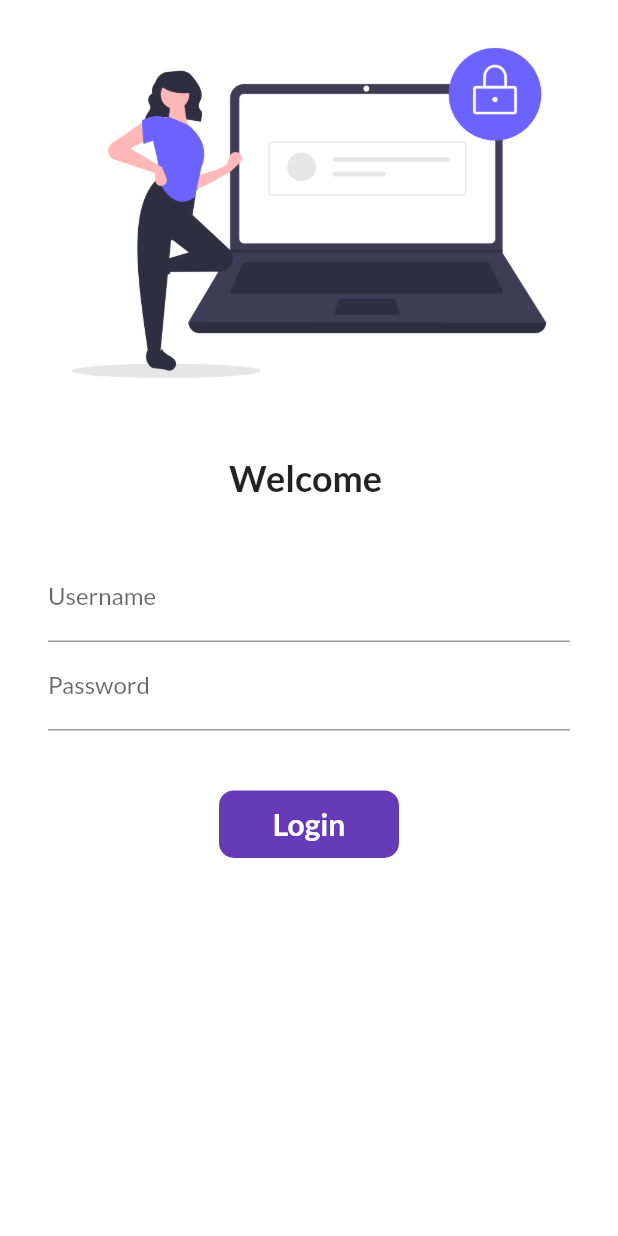
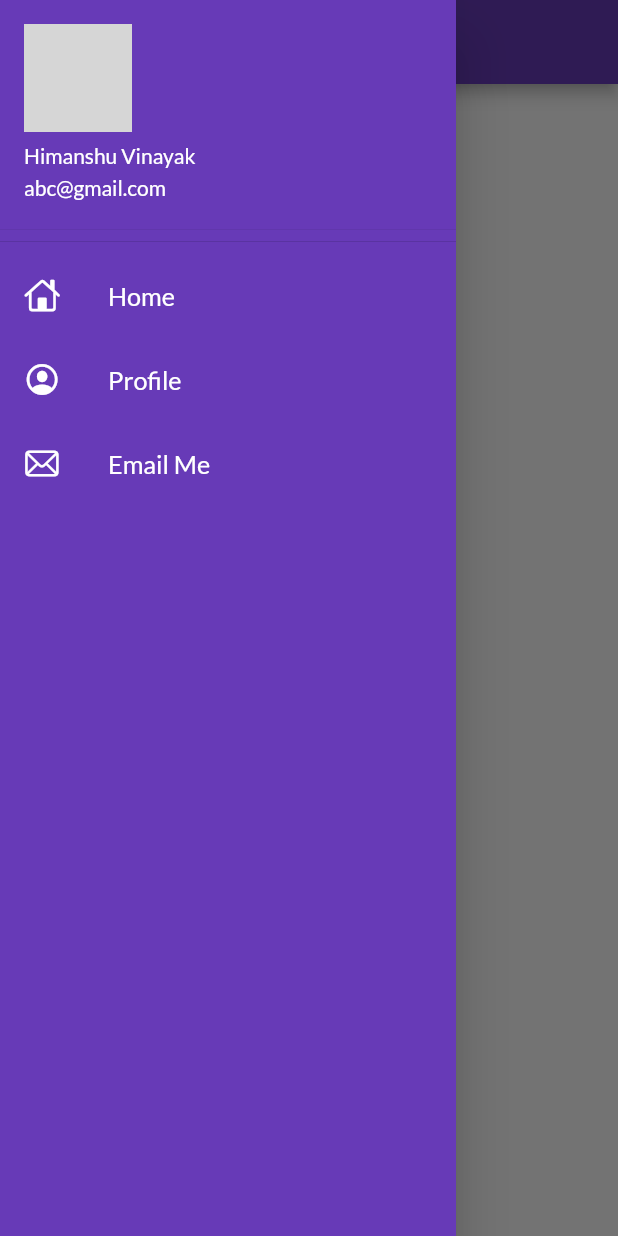
Before and after one commit to Hvvinayak/FlutterCatalogApp, a Flutter app: the screen it shows after launch, with the side drawer open (before the commit the screen has no drawer), on a phone screen of 412 x 824 dp. Run offline on Flutter 3.47's test engine with Material 2 defaults, Android fonts, the phone set to English and light mode, and no system bars; our stand-ins replace google_fonts; missing offline and left inert: dart:ffi; network calls fail; grey boxes are pictures that could not be loaded.

Commit message:
Day 9 Commit

```diff
--- a/lib/main.dart
+++ b/lib/main.dart
@@ -24,7 +24,7 @@ class MyApp extends StatelessWidget {
       darkTheme: ThemeData(
         brightness: Brightness.dark,
       ),
-      initialRoute: "/login",
+      initialRoute: MyRoutes.homeRoute,
       routes: {
         "/": ((context) => const LoginPage()),
         MyRoutes.homeRoute: ((context) => const HomePage()),
--- a/lib/pages/home_page.dart
+++ b/lib/pages/home_page.dart
@@ -1,3 +1,4 @@
+import 'package:catalog_app/widgets/drawer.dart';
 import 'package:flutter/material.dart';
 
 class HomePage extends StatelessWidget {
@@ -15,7 +16,7 @@ class HomePage extends StatelessWidget {
           child: const Text("Welcome to 30 days course"),
         ),
       ),
-      drawer: const Drawer(),
+      drawer: const MyDrawer(),
     );
   }
 }
--- /dev/null
+++ b/lib/widgets/drawer.dart
@@ -0,0 +1,65 @@
+import 'package:flutter/cupertino.dart';
+import 'package:flutter/material.dart';
+
+class MyDrawer extends StatelessWidget {
+  const MyDrawer({Key? key}) : super(key: key);
+
+  @override
+  Widget build(BuildContext context) {
+    const imageUrl =
+        "https://i.pinimg.com/736x/8d/83/e6/8d83e6f41dfd39c5400768042d18f949.jpg";
+    return Drawer(
+      child: Container(
+        color: Colors.deepPurple,
+        child: ListView(
+          padding: EdgeInsets.zero,
+          children: const [
+            DrawerHeader(
+              padding: EdgeInsets.zero,
+              child: UserAccountsDrawerHeader(
+                accountName: Text("Himanshu Vinayak"),
+                accountEmail: Text("abc@gmail.com"),
+                currentAccountPicture: CircleAvatar(
+                  backgroundImage: NetworkImage(imageUrl),
+                ),
+              ),
+            ),
+            ListTile(
+              leading: Icon(
+                CupertinoIcons.home,
+                color: Colors.white,
+              ),
+              title: Text(
+                "Home",
+                textScaleFactor: 1.2,
+                style: TextStyle(color: Colors.white),
+              ),
+            ),
+            ListTile(
+              leading: Icon(
+                CupertinoIcons.profile_circled,
+                color: Colors.white,
+              ),
+              title: Text(
+                "Profile",
+                textScaleFactor: 1.2,
+                style: TextStyle(color: Colors.white),
+              ),
+            ),
+            ListTile(
+              leading: Icon(
+                CupertinoIcons.mail,
+                color: Colors.white,
+              ),
+              title: Text(
+                "Email Me",
+                textScaleFactor: 1.2,
+                style: TextStyle(color: Colors.white),
+              ),
+            ),
+          ],
+        ),
+      ),
+    );
+  }
+}
```
